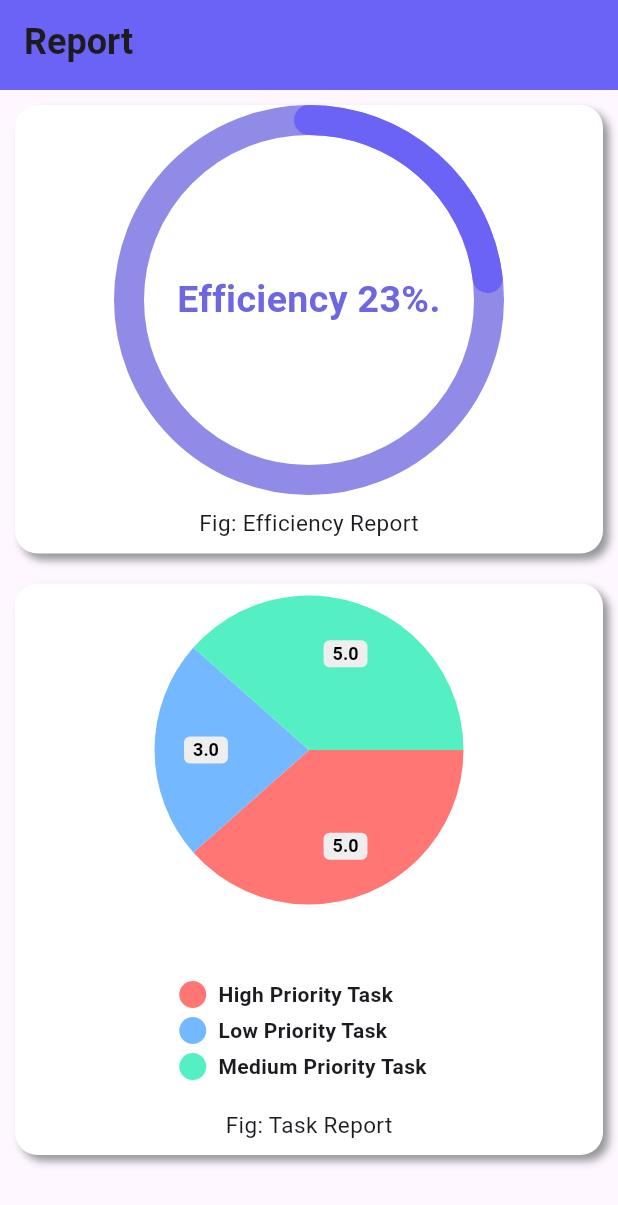
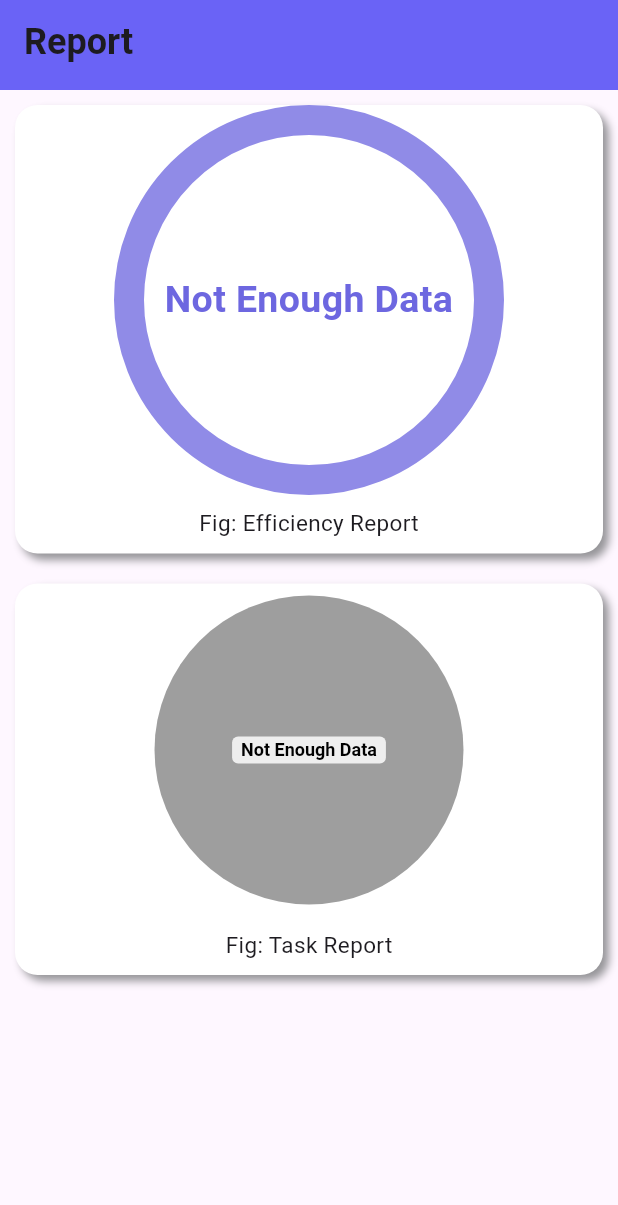
Before and after one commit to ssuvam-dev/flutter-todo, a Flutter app: the Statistic screen opened directly, on a phone screen of 412 x 824 dp. Shown: the top 1205 px of the screen. Run offline on Flutter 3.47's test engine with Material 3 defaults, Android fonts, the phone set to English and light mode, and no system bars; drawn by our look-alikes of percent_indicator, pie_chart; our stand-ins replace get, lottie, shared_preferences, smooth_page_indicator; accounts and stored records are empty.

Commit message:
Added shared preferences

```diff
--- a/lib/components/piechart.dart
+++ b/lib/components/piechart.dart
@@ -37,17 +37,18 @@ class _PieChartStateState extends State<PieChartState> {
                   children: [
                     PieChart(
                       dataMap: dataMap,
+                      centerText: _controller.getCenterText(),
                       chartType: ChartType.disc,
                       animationDuration: Duration(milliseconds: 2000),
                       chartRadius: MediaQuery.of(context).size.width *0.5,
                       legendOptions: LegendOptions(
-                          showLegendsInRow: false,
+                          showLegendsInRow: false ,
                           legendPosition: LegendPosition.bottom,
-                          showLegends: true,
+                          showLegends: _controller.getCenterText().length == 0,
                           legendTextStyle: TextStyle(
                             fontWeight: FontWeight.bold,
                           ),
-                        ),
+                        )
                       ),
                       Padding(
                         padding: const EdgeInsets.only(top:8.0,bottom:10.0),
--- a/lib/controller/taskcontroller.dart
+++ b/lib/controller/taskcontroller.dart
@@ -1,113 +1,128 @@
+import 'dart:convert';
+import 'dart:math';
+
 import 'package:get/get.dart';
 import 'package:todo/models/tasklist.dart';
-import 'package:intl/intl.dart';
-import 'package:todo/models/tasks.dart';
+import 'package:shared_preferences/shared_preferences.dart';
+class TaskController extends GetxController{
+   late SharedPreferences sharedPreferences;
+   List<TaskList> allTask = List.empty(growable: true);
+   List<TaskList> completedTasks=List.empty(growable: true);
+   List<TaskList> globalTasks=List.empty(growable: true);
 
-class TaskController extends GetxController{
+  void loadSharedPreferences()async
+  {
+    sharedPreferences = await SharedPreferences.getInstance();
+    updateSharedPreferences();
+  }
 
-  // RxList<TaskList> globalTasks =[
+  void updateSharedPreferences()
+  {
+       List<String>? data =sharedPreferences.getStringList('todoTask');
 
-  // ].obs;
+    if(data!=null)
+    {
+      allTask = data.map((task) => TaskList.fromJson(json.decode(task))).toList();
+    }
 
-
-   RxList<TaskList> globalTasks = RxList<TaskList>();
-   RxList<TaskList> completedTasks = RxList<TaskList>();
+    globalTasks =allTask.where((element) => element.isCompleted == false).toList();
+    completedTasks = allTask.where((element) => element.isCompleted == true).toList();
+    update();
+  }
 
   @override
   void onInit() {
+    loadSharedPreferences();
     super.onInit();
+  }
 
-    globalTasks.assignAll([
-      TaskList(task: "High Priority Task",description: "test",isCompleted: false,priority: "High",date: DateFormat('yyyy-MM-dd').format(DateTime.now())),
-      TaskList(task: "High Priority Task",description: "test",isCompleted: false,priority: "High",date: DateFormat('yyyy-MM-dd').format(DateTime.now())),
-      TaskList(task: "High Priority Task",description: "test",isCompleted: false,priority: "High",date: DateFormat('yyyy-MM-dd').format(DateTime.now())),
-      TaskList(task: "High Priority Task",description: "test",isCompleted: false,priority: "High",date: DateFormat('yyyy-MM-dd').format(DateTime.now())),
-    TaskList(task: "Medium Priority Task",description: "test",isCompleted: false,priority: "Medium",date: DateFormat('yyyy-MM-dd').format(DateTime.now())),
-     TaskList(task: "Medium Priority Task",description: "test",isCompleted: false,priority: "Medium",date: DateFormat('yyyy-MM-dd').format(DateTime.now())),
-      TaskList(task: "Medium Priority Task",description: "test",isCompleted: false,priority: "Medium",date: DateFormat('yyyy-MM-dd').format(DateTime.now())),
-  TaskList(task: "Medium Priority Task",description: "test",isCompleted: false,priority: "Medium",date: DateFormat('yyyy-MM-dd').format(DateTime.now())),
-    TaskList(task: "Low Priority Task",description: "test",isCompleted: false,priority: "Low",date: DateFormat('yyyy-MM-dd').format(DateTime.now())),
-  TaskList(task: "Low Priority Task",description: "test",isCompleted: false,priority: "Low",date: DateFormat('yyyy-MM-dd').format(DateTime.now()))
-    ]);
 
-    completedTasks.assignAll([
-      TaskList(task: "High Priority Task",description: "test",isCompleted: true,priority: "High",date: DateFormat('yyyy-MM-dd').format(DateTime.now())),
-      TaskList(task: "Medium Priority Task",description: "test",isCompleted: true,priority: "Medium",date: DateFormat('yyyy-MM-dd').format(DateTime.now())),
-      TaskList(task: "Low Priority Task",description: "test",isCompleted: true,priority: "Low",date: DateFormat('yyyy-MM-dd').format(DateTime.now())),
-    ]);
+  // List<TaskList> getCompletedTask()
+  // {
+  //   return globalTasks.where((task) => task.isCompleted==true).toList();
+  // }
+
+  // List<TaskList> getTodoTask(){
+  //   return globalTasks.where((task) => task.isCompleted==false).toList();
+  // }
+
+  List<TaskList> getNotCompletedTasks() {
+    return [
+
+    ];
+ }
+
+  List<TaskList> getHighPriorityTask() {
+    return globalTasks.where((task) => task.priority== "High").toList();
 
   }
-  // RxList<TaskList> getCompletedTask()
-  // {
-  //   return globalTasks.where((task) => task.isCompleted == true).toList().obs;
-  // }
 
-  // RxList<TaskList> getTodoTask()
-  // {
-  //   return globalTasks.where((task) => task.isCompleted == false).toList().obs;
-  // }
-
-//   RxList<TaskList> getNotCompletedTasks() {
-//   return globalTasks.where((task) => task.isCompleted == false).toList().obs;
-// }
-
-RxList<TaskList> getHighPriorityTask() {
-  return globalTasks.where((task) => task.priority == "High").where((task) => task.isCompleted == false).toList().obs;
+  List<TaskList> getMediumPriorityTask() {
+    return globalTasks.where((task) => task.priority== "Medium").toList();
   }
 
-RxList<TaskList> getMediumPriorityTask() {
-  return globalTasks.where((task) => task.priority == "Medium").where((task) => task.isCompleted == false).toList().obs;
+  List<TaskList> getLowPriorityTask() {
+  return globalTasks.where((task) => task.priority== "Low").toList();
   }
 
-RxList<TaskList> getLowPriorityTask() {
-  return globalTasks.where((task) => task.priority == "Low").where((task) => task.isCompleted == false).toList().obs;
+  List<TaskList> getCompletedHighPriorityTask() {
+    return completedTasks.where((task) => task.priority== "High").toList();
   }
 
-RxList<TaskList> getCompletedHighPriorityTask() {
-  return completedTasks.where((task) => task.priority == "High").toList().obs;
+  List<TaskList> getCompletedMediumPriorityTask() {
+      return completedTasks.where((task) => task.priority== "Medium").toList();
   }
 
-RxList<TaskList> getCompletedMediumPriorityTask() {
-  return completedTasks.where((task) => task.priority == "Medium").toList().obs;
+  List<TaskList> getCompletedLowPriorityTask() {
+    return completedTasks.where((task) => task.priority== "Low").toList();
   }
 
-RxList<TaskList> getCompletedLowPriorityTask() {
-  return completedTasks.where((task) => task.priority == "Low").toList().obs;
+  void updateSharedPreferencesData()
+  {
+    List<String> mylist=allTask.map((task) =>jsonEncode(task.toJson()) ).toList();
+    sharedPreferences.setStringList('todoTask',mylist);
+    updateSharedPreferences();
   }
+  void updateTaskStatus(bool? value,bool isCompleteTaskPage,TaskList task)
+  {
+    task.isCompleted=value;
+    updateSharedPreferencesData();
+  }
+
   void clearAll(bool isCompletedTaskPage)
   {
-  isCompletedTaskPage?completedTasks.clear():globalTasks.clear();
+    if(isCompletedTaskPage)
+    {
+      for (var task in completedTasks) {
+        allTask.remove(task);
+      }
+    }
+    else
+    {
+      for (var task in globalTasks) {
+        allTask.remove(task);
+      }
+    }
 
-  update();
+    updateSharedPreferencesData();
   }
 
   void delete(bool isCompletedTaskpage,TaskList task)
   {
-  if(isCompletedTaskpage)
-  {
-    completedTasks.remove(task);
-  }
-  else
-  {
-    globalTasks.remove(task);
-  }
-  update();
+    allTask.remove(task);
+    updateSharedPreferencesData();
   }
 
-void updateValue(bool isCompletedTaskPage,TaskList task)
-{
-  if(isCompletedTaskPage)
-  {
-    globalTasks.add(task);
-    completedTasks.remove(task);
-    update();
-  }
-  else{
-    completedTasks.add(task);
-    globalTasks.remove(task);
-    update();
-  }
-}
+  // void updateValue(bool isCompletedTaskPage,TaskList task)
+  // {
+  //   if(isCompletedTaskPage)
+  //   {
+  //     print("i");
+  //   }
+  //   else{
+  //     print("o");
+  //   }
+  // }
 
   String getAppBarTitle(bool isCompletedTaskPage,bool isFixedTitle,String message)
   {
@@ -127,16 +142,18 @@ String getAppBarTitle(bool isCompletedTaskPage,bool isFixedTitle,String message)
 
   void addNewTask(TaskList task)
   {
-  globalTasks.add(task);
-  update();
+    allTask.add(task);
+    List<String> mylist=allTask.map((task) =>jsonEncode(task.toJson()) ).toList();
+    sharedPreferences.setStringList('todoTask',mylist);
+    updateSharedPreferences();
   }
 
   void updateTask(TaskList newtask,TaskList oldTask)
   {
 
-  int index=globalTasks.indexOf(oldTask);
-  globalTasks[index]=newtask;
-  update();
+    int index=allTask.indexOf(oldTask);
+    allTask[index]=newtask;
+    updateSharedPreferencesData();
   }
 
   double getResult()
@@ -155,10 +172,26 @@ double getResult()
 
   String getResultMessage()
   {
+    if(allTask.isNotEmpty)
+    {
       double result = getResult();
       int res = (result*100).toInt();
       return "Efficiency ${res}%.";
     }
 
+    else
+    {
+      return "Not Enough Data";
+    }
+  }
+
+  String getCenterText()
+  {
+    return allTask.isEmpty ? "Not Enough Data" : "";
+  }
+
+
+
+
 
   }
--- a/lib/main.dart
+++ b/lib/main.dart
@@ -1,21 +1,46 @@
 import 'package:flutter/material.dart';
+import 'package:shared_preferences/shared_preferences.dart';
+import 'package:todo/components/bottom_navigation.dart';
 import 'package:todo/screens/splash.dart';
 import 'package:todo/views/create_task.dart';
 import 'package:get/get.dart';
+import 'package:todo/views/home.dart';
 
 void main() {
   runApp(const MainApp());
 }
 
-class MainApp extends StatelessWidget {
+class MainApp extends StatefulWidget {
   const MainApp({super.key});
 
+  @override
+
+  State<MainApp> createState() => _MainAppState();
+}
+
+class _MainAppState extends State<MainApp> {
+  bool? openSplashScreen;
+  void loadSharedPreferences()async
+  {
+    SharedPreferences sharedPreferences = await SharedPreferences.getInstance();
+    openSplashScreen=sharedPreferences.getBool('openSplashScreen');
+    if (openSplashScreen == null) {
+      sharedPreferences.setBool('openSplashScreen', true);
+      openSplashScreen = true;
+    }
+  }
+
+  @override
+  initState() {
+    super.initState();
+    loadSharedPreferences();
+  }
   @override
   Widget build(BuildContext context) {
     return GetMaterialApp
     (
-
-    home: SplashScreen(),
+    home:openSplashScreen==true?SplashScreen():MyBottomNavBar(),
+    // home: MyBottomNavBar(),
     routes: {
       '/create_task':(context) => CreateTask(),
     },
--- a/lib/models/tasklist.dart
+++ b/lib/models/tasklist.dart
@@ -12,4 +12,19 @@ class TaskList {
     required this.priority,
     required this.date
     });
+ factory TaskList.fromJson(Map<String, dynamic> json)=>TaskList(
+      task : json['task'],
+      description : json['description'] ,
+      isCompleted:json['isCompleted'],
+      priority:json['priority'] ,
+      date:json['date']
+ );
+
+  Map<String, dynamic> toJson() => {
+        'task': task,
+        'description': description,
+        'isCompleted':isCompleted,
+        'priority':priority,
+        'date':date
+      };
 }
--- a/lib/views/stat.dart
+++ b/lib/views/stat.dart
@@ -1,9 +1,12 @@
 import 'package:flutter/material.dart';
 import 'package:pie_chart/pie_chart.dart';
 import 'package:todo/components/app_bar.dart';
+import 'package:todo/components/empty_chart.dart';
 import 'package:todo/components/percentIndicator.dart';
 import 'package:todo/components/piechart.dart';
+import 'package:todo/controller/taskcontroller.dart';
 import 'package:todo/utils/colors.dart';
+import 'package:get/get.dart';
 
 class Statistic extends StatefulWidget {
   const Statistic({super.key});
--- a/pubspec.yaml
+++ b/pubspec.yaml
@@ -14,6 +14,7 @@ dependencies:
   smooth_page_indicator: ^1.1.0
   percent_indicator: ^4.0.1
   pie_chart:
+  shared_preferences: ^2.2.2
 
 dev_dependencies:
   flutter_test:
```
Also changed, not shown: lib/components/bottom_navigation.dart (+13 -0 lines), lib/components/empty_chart.dart (added, +30 -0 lines), lib/components/single_task.dart (+5 -6 lines), lib/screens/splash.dart (+2 -10 lines), pubspec.lock, 13 other files. Lines whose indentation alone changed are shown as unchanged.
